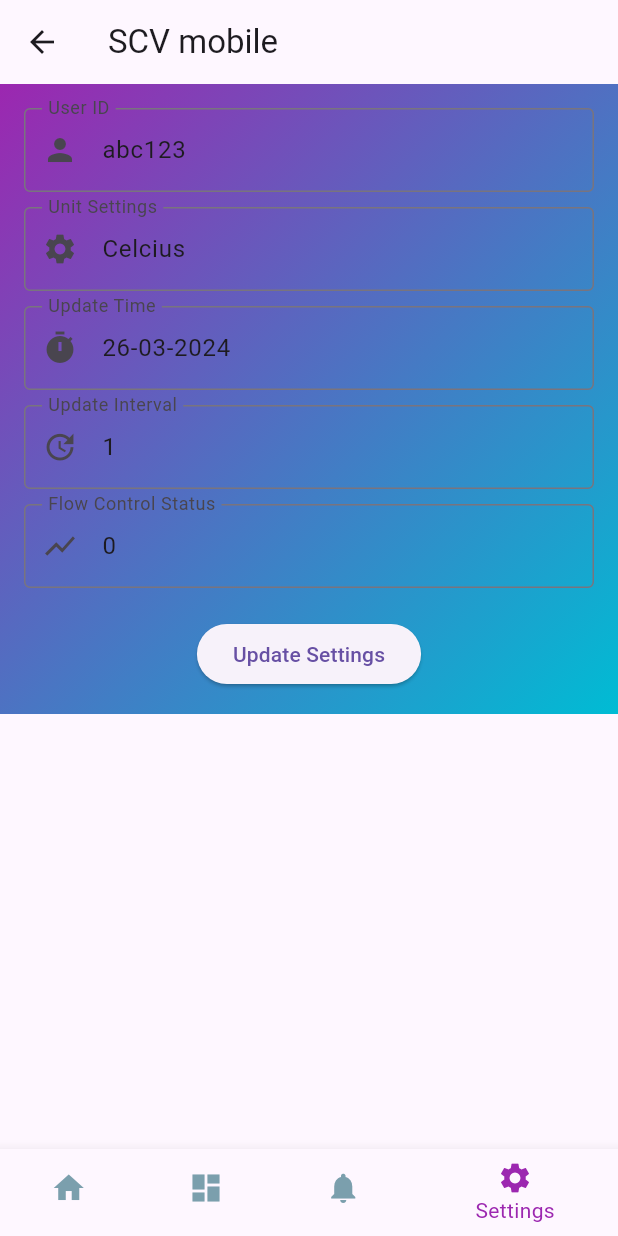
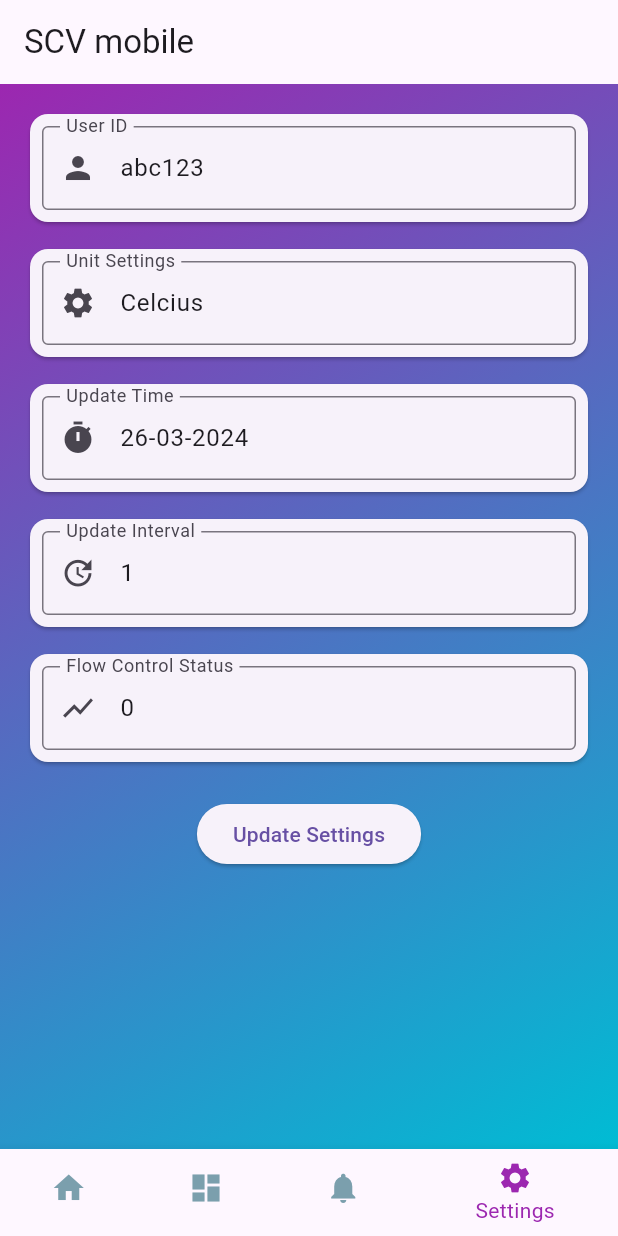
Before and after one commit to min20120907/flutter_water, a Flutter app: the screen it shows after launch, item 4 of the bottom bar chosen, on a phone screen of 412 x 824 dp. Run offline on Flutter 3.47's test engine with Material 3 defaults, Android fonts, the phone set to English and light mode, and no system bars.

Commit message:
fix minor details

```diff
--- a/lib/main.dart
+++ b/lib/main.dart
@@ -165,93 +165,6 @@ FutureBuilder dashboard(BuildContext context) {
       });
 }
 
-FutureBuilder settings(BuildContext context) {
-  return FutureBuilder(
-      future: Provider.of<DashboardProvider>(context, listen: true)
-          .fetchSettingsData(),
-      builder: (ctx, snapshot) {
-        if (snapshot.connectionState == ConnectionState.waiting) {
-          return const Center(child: CircularProgressIndicator());
-        } else if (snapshot.hasError) {
-          // Handle error
-          return Text('Error: ${snapshot.error}'); // Display the error code
-        } else {
-          final settingsData = snapshot.data;
-          // initialize settingsData with default value
-          if (settingsData == null) {
-            return const Center(child: Text('No data'));
-          }
-          return ListView.builder(
-            itemCount: settingsData.length,
-            itemBuilder: (ctx, i) => Column(
-              children: [
-                Padding(
-                  padding: const EdgeInsets.symmetric(vertical: 8.0),
-                  child: Card(
-                    child: ListTile(
-                      leading: const Text(
-                        'User ID',
-                        style: TextStyle(fontSize: 18),
-                      ),
-                      title: Text('${settingsData[i].userId}'),
-                    ),
-                  ),
-                ),
-                Padding(
-                  padding: const EdgeInsets.symmetric(vertical: 8.0),
-                  child: Card(
-                    child: ListTile(
-                      leading: const Text(
-                        'Unit Settings',
-                        style: TextStyle(fontSize: 18),
-                      ),
-                      title: Text('${settingsData[i].unitSettings}'),
-                    ),
-                  ),
-                ),
-                Padding(
-                  padding: const EdgeInsets.symmetric(vertical: 8.0),
-                  child: Card(
-                    child: ListTile(
-                      leading: const Text(
-                        'Update Time',
-                        style: TextStyle(fontSize: 18),
-                      ),
-                      title: Text('${settingsData[i].updateTime}'),
-                    ),
-                  ),
-                ),
-                Padding(
-                  padding: const EdgeInsets.symmetric(vertical: 8.0),
-                  child: Card(
-                    child: ListTile(
-                      leading: const Text(
-                        'Update Interval',
-                        style: TextStyle(fontSize: 18),
-                      ),
-                      title: Text('${settingsData[i].updateInterval}'),
-                    ),
-                  ),
-                ),
-                Padding(
-                  padding: const EdgeInsets.symmetric(vertical: 8.0),
-                  child: Card(
-                    child: ListTile(
-                      leading: const Text(
-                        'Flow Control Status',
-                        style: TextStyle(fontSize: 18),
-                      ),
-                      title: Text('${settingsData[i].flowControlStatus}'),
-                    ),
-                  ),
-                ),
-              ],
-            ),
-          );
-        }
-      });
-}
-
 class Dashboard extends StatelessWidget {
   const Dashboard({Key? key}) : super(key: key);
   @override
@@ -349,23 +262,30 @@ class SettingsView extends StatelessWidget {
 
     return Scaffold(
         appBar: AppBar(
-          title: Text('SCV mobile'),
+          title: const Text('SCV mobile'),
+          automaticallyImplyLeading: false, // Remove back button
         ),
-        body: Container(
+        body: Column(
+          children: [
+            Expanded(
+              child: Container(
                 decoration: BoxDecoration(
-              gradient: LinearGradient(
+                  gradient: const LinearGradient(
                     begin: Alignment.topLeft,
                     end: Alignment.bottomRight,
                     colors: [Colors.purple, Colors.cyan],
                   ),
                 ),
-            child: SingleChildScrollView(
                 child: Padding(
                   padding: const EdgeInsets.all(16.0),
                   child: Form(
                     child: Column(
                       children: [
-                      TextFormField(
+                        Card(
+                          child: Padding(
+                            padding: const EdgeInsets.all(
+                                8.0), // Adjust the padding here
+                            child: TextFormField(
                               controller: userIdController,
                               decoration: const InputDecoration(
                                 labelText: 'User ID',
@@ -373,8 +293,14 @@ class SettingsView extends StatelessWidget {
                                 prefixIcon: Icon(Icons.person),
                               ),
                             ),
+                          ),
+                        ),
                         const SizedBox(height: 10),
-                      TextFormField(
+                        Card(
+                          child: Padding(
+                            padding: const EdgeInsets.all(
+                                8.0), // Adjust the padding here
+                            child: TextFormField(
                               controller: unitSettingsController,
                               decoration: const InputDecoration(
                                 labelText: 'Unit Settings',
@@ -382,8 +308,14 @@ class SettingsView extends StatelessWidget {
                                 prefixIcon: Icon(Icons.settings),
                               ),
                             ),
+                          ),
+                        ),
                         const SizedBox(height: 10),
-                      TextFormField(
+                        Card(
+                          child: Padding(
+                            padding: const EdgeInsets.all(
+                                8.0), // Adjust the padding here
+                            child: TextFormField(
                               controller: updateTimeController,
                               decoration: const InputDecoration(
                                 labelText: 'Update Time',
@@ -391,8 +323,14 @@ class SettingsView extends StatelessWidget {
                                 prefixIcon: Icon(Icons.timer),
                               ),
                             ),
+                          ),
+                        ),
                         const SizedBox(height: 10),
-                      TextFormField(
+                        Card(
+                          child: Padding(
+                            padding: const EdgeInsets.all(
+                                8.0), // Adjust the padding here
+                            child: TextFormField(
                               controller: updateIntervalController,
                               decoration: const InputDecoration(
                                 labelText: 'Update Interval',
@@ -400,13 +338,21 @@ class SettingsView extends StatelessWidget {
                                 prefixIcon: Icon(Icons.update),
                               ),
                             ),
+                          ),
+                        ),
                         const SizedBox(height: 10),
-                      TextFormField(
+                        Card(
+                          child: Padding(
+                            padding: const EdgeInsets.all(
+                                8.0), // Adjust the padding here
+                            child: TextFormField(
                               controller: flowControlStatusController,
                               decoration: const InputDecoration(
                                 labelText: 'Flow Control Status',
                                 border: OutlineInputBorder(),
                                 prefixIcon: Icon(Icons.show_chart),
+                              ),
+                            ),
                           ),
                         ),
                         const SizedBox(height: 20),
@@ -432,7 +378,10 @@ class SettingsView extends StatelessWidget {
                     ),
                   ),
                 ),
-            )),
+              ),
+            ),
+          ],
+        ),
         bottomNavigationBar: BottomNavigationBar(
           items: const <BottomNavigationBarItem>[
             BottomNavigationBarItem(
```
Lines whose indentation alone changed are shown as unchanged.
